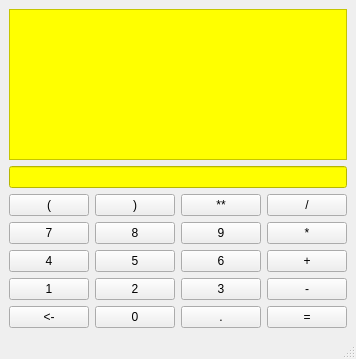
Before: the Qt Designer form mainwindow.ui in kerwinxu/kerwinCalculator, drawn with Qt 5.
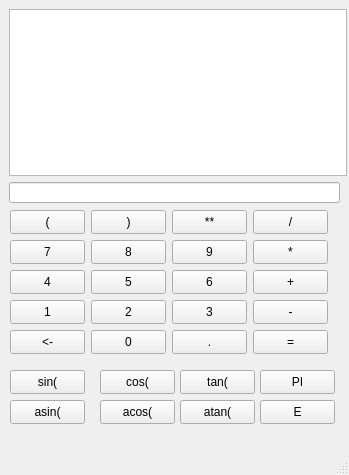
After: the same form once the commit is applied.

Diff of the .ui file:
```diff
--- a/mainwindow.ui
+++ b/mainwindow.ui
@@ -6,8 +6,8 @@
    <rect>
     <x>0</x>
     <y>0</y>
-    <width>354</width>
-    <height>359</height>
+    <width>349</width>
+    <height>475</height>
    </rect>
   </property>
   <property name="windowTitle">
@@ -23,168 +23,396 @@
 }</string>
   </property>
   <widget class="QWidget" name="centralwidget">
-   <layout class="QVBoxLayout" name="verticalLayout">
-    <item>
      <widget class="QPlainTextEdit" name="txt_content">
+    <property name="geometry">
+     <rect>
+      <x>9</x>
+      <y>9</y>
+      <width>338</width>
+      <height>167</height>
+     </rect>
+    </property>
       <property name="styleSheet">
-       <string notr="true">color: rgb(0, 0, 255);
-background-color: rgb(255, 255, 0);</string>
-      </property>
-     </widget>
-    </item>
-    <item>
+     <string notr="true"/>
+    </property>
+   </widget>
      <widget class="QLineEdit" name="txt_result">
+    <property name="geometry">
+     <rect>
+      <x>9</x>
+      <y>182</y>
+      <width>331</width>
+      <height>21</height>
+     </rect>
+    </property>
       <property name="styleSheet">
-       <string notr="true">color: rgb(0, 0, 255);
-background-color: rgb(255, 255, 0);</string>
-      </property>
-     </widget>
-    </item>
-    <item>
-     <layout class="QGridLayout" name="gridLayout">
-      <item row="0" column="0">
-       <widget class="QPushButton" name="btn_left_bracket">
+     <string notr="true"/>
+    </property>
+   </widget>
+   <widget class="QPushButton" name="btn_sin">
+    <property name="geometry">
+     <rect>
+      <x>10</x>
+      <y>370</y>
+      <width>75</width>
+      <height>24</height>
+     </rect>
+    </property>
         <property name="text">
-         <string>(</string>
-        </property>
-       </widget>
-      </item>
-      <item row="0" column="1">
+     <string>sin(</string>
+    </property>
+   </widget>
+   <widget class="QPushButton" name="btn_cos">
+    <property name="geometry">
+     <rect>
+      <x>100</x>
+      <y>370</y>
+      <width>75</width>
+      <height>24</height>
+     </rect>
+    </property>
+    <property name="text">
+     <string>cos(</string>
+    </property>
+   </widget>
+   <widget class="QPushButton" name="btn_tan">
+    <property name="geometry">
+     <rect>
+      <x>180</x>
+      <y>370</y>
+      <width>75</width>
+      <height>24</height>
+     </rect>
+    </property>
+    <property name="text">
+     <string>tan(</string>
+    </property>
+   </widget>
+   <widget class="QPushButton" name="btn_PI">
+    <property name="geometry">
+     <rect>
+      <x>260</x>
+      <y>370</y>
+      <width>75</width>
+      <height>24</height>
+     </rect>
+    </property>
+    <property name="text">
+     <string>PI</string>
+    </property>
+   </widget>
+   <widget class="QPushButton" name="btn_asin">
+    <property name="geometry">
+     <rect>
+      <x>10</x>
+      <y>400</y>
+      <width>75</width>
+      <height>24</height>
+     </rect>
+    </property>
+    <property name="text">
+     <string>asin(</string>
+    </property>
+   </widget>
+   <widget class="QPushButton" name="btn_acos">
+    <property name="geometry">
+     <rect>
+      <x>100</x>
+      <y>400</y>
+      <width>75</width>
+      <height>24</height>
+     </rect>
+    </property>
+    <property name="text">
+     <string>acos(</string>
+    </property>
+   </widget>
+   <widget class="QPushButton" name="btn_atan">
+    <property name="geometry">
+     <rect>
+      <x>180</x>
+      <y>400</y>
+      <width>75</width>
+      <height>24</height>
+     </rect>
+    </property>
+    <property name="text">
+     <string>atan(</string>
+    </property>
+   </widget>
+   <widget class="QPushButton" name="btn_E">
+    <property name="geometry">
+     <rect>
+      <x>260</x>
+      <y>400</y>
+      <width>75</width>
+      <height>24</height>
+     </rect>
+    </property>
+    <property name="text">
+     <string>E</string>
+    </property>
+   </widget>
+   <widget class="QPushButton" name="btn_1">
+    <property name="geometry">
+     <rect>
+      <x>10</x>
+      <y>300</y>
+      <width>75</width>
+      <height>24</height>
+     </rect>
+    </property>
+    <property name="text">
+     <string>1</string>
+    </property>
+   </widget>
+   <widget class="QPushButton" name="btn_2">
+    <property name="geometry">
+     <rect>
+      <x>91</x>
+      <y>300</y>
+      <width>75</width>
+      <height>24</height>
+     </rect>
+    </property>
+    <property name="text">
+     <string>2</string>
+    </property>
+   </widget>
+   <widget class="QPushButton" name="btn_div">
+    <property name="geometry">
+     <rect>
+      <x>253</x>
+      <y>210</y>
+      <width>75</width>
+      <height>24</height>
+     </rect>
+    </property>
+    <property name="text">
+     <string>/</string>
+    </property>
+   </widget>
        <widget class="QPushButton" name="btn_right_bracket">
+    <property name="geometry">
+     <rect>
+      <x>91</x>
+      <y>210</y>
+      <width>75</width>
+      <height>24</height>
+     </rect>
+    </property>
         <property name="text">
          <string>)</string>
         </property>
        </widget>
-      </item>
-      <item row="0" column="2">
+   <widget class="QPushButton" name="btn_left_bracket">
+    <property name="geometry">
+     <rect>
+      <x>10</x>
+      <y>210</y>
+      <width>75</width>
+      <height>24</height>
+     </rect>
+    </property>
+    <property name="text">
+     <string>(</string>
+    </property>
+   </widget>
        <widget class="QPushButton" name="btn_pow">
+    <property name="geometry">
+     <rect>
+      <x>172</x>
+      <y>210</y>
+      <width>75</width>
+      <height>24</height>
+     </rect>
+    </property>
         <property name="text">
          <string>**</string>
         </property>
        </widget>
-      </item>
-      <item row="0" column="3">
-       <widget class="QPushButton" name="btn_div">
-        <property name="text">
-         <string>/</string>
-        </property>
-       </widget>
-      </item>
-      <item row="1" column="0">
        <widget class="QPushButton" name="btn_7">
+    <property name="geometry">
+     <rect>
+      <x>10</x>
+      <y>240</y>
+      <width>75</width>
+      <height>24</height>
+     </rect>
+    </property>
         <property name="text">
          <string>7</string>
         </property>
        </widget>
-      </item>
-      <item row="1" column="1">
        <widget class="QPushButton" name="btn_8">
+    <property name="geometry">
+     <rect>
+      <x>91</x>
+      <y>240</y>
+      <width>75</width>
+      <height>24</height>
+     </rect>
+    </property>
         <property name="text">
          <string>8</string>
         </property>
        </widget>
-      </item>
-      <item row="1" column="2">
        <widget class="QPushButton" name="btn_9">
+    <property name="geometry">
+     <rect>
+      <x>172</x>
+      <y>240</y>
+      <width>75</width>
+      <height>24</height>
+     </rect>
+    </property>
         <property name="text">
          <string>9</string>
         </property>
        </widget>
-      </item>
-      <item row="1" column="3">
        <widget class="QPushButton" name="btn_mul">
+    <property name="geometry">
+     <rect>
+      <x>253</x>
+      <y>240</y>
+      <width>75</width>
+      <height>24</height>
+     </rect>
+    </property>
         <property name="text">
          <string>*</string>
         </property>
        </widget>
-      </item>
-      <item row="2" column="0">
        <widget class="QPushButton" name="btn_4">
+    <property name="geometry">
+     <rect>
+      <x>10</x>
+      <y>270</y>
+      <width>75</width>
+      <height>24</height>
+     </rect>
+    </property>
         <property name="text">
          <string>4</string>
         </property>
        </widget>
-      </item>
-      <item row="2" column="1">
        <widget class="QPushButton" name="btn_5">
+    <property name="geometry">
+     <rect>
+      <x>91</x>
+      <y>270</y>
+      <width>75</width>
+      <height>24</height>
+     </rect>
+    </property>
         <property name="text">
          <string>5</string>
         </property>
        </widget>
-      </item>
-      <item row="2" column="2">
-       <widget class="QPushButton" name="btn_6">
-        <property name="text">
-         <string>6</string>
-        </property>
-       </widget>
-      </item>
-      <item row="2" column="3">
        <widget class="QPushButton" name="btn_add">
+    <property name="geometry">
+     <rect>
+      <x>253</x>
+      <y>270</y>
+      <width>75</width>
+      <height>24</height>
+     </rect>
+    </property>
         <property name="text">
          <string>+</string>
         </property>
        </widget>
-      </item>
-      <item row="3" column="0">
-       <widget class="QPushButton" name="btn_1">
-        <property name="text">
-         <string>1</string>
-        </property>
-       </widget>
-      </item>
-      <item row="3" column="1">
-       <widget class="QPushButton" name="btn_2">
+   <widget class="QPushButton" name="btn_6">
+    <property name="geometry">
+     <rect>
+      <x>172</x>
+      <y>270</y>
+      <width>75</width>
+      <height>24</height>
+     </rect>
+    </property>
         <property name="text">
-         <string>2</string>
-        </property>
-       </widget>
-      </item>
-      <item row="3" column="2">
-       <widget class="QPushButton" name="btn_3">
-        <property name="text">
-         <string>3</string>
-        </property>
-       </widget>
-      </item>
-      <item row="3" column="3">
+     <string>6</string>
+    </property>
+   </widget>
        <widget class="QPushButton" name="btn_sub">
+    <property name="geometry">
+     <rect>
+      <x>253</x>
+      <y>300</y>
+      <width>75</width>
+      <height>24</height>
+     </rect>
+    </property>
         <property name="text">
          <string>-</string>
         </property>
        </widget>
-      </item>
-      <item row="4" column="0">
-       <widget class="QPushButton" name="btn_backspace">
+   <widget class="QPushButton" name="btn_3">
+    <property name="geometry">
+     <rect>
+      <x>172</x>
+      <y>300</y>
+      <width>75</width>
+      <height>24</height>
+     </rect>
+    </property>
         <property name="text">
-         <string>&lt;-</string>
-        </property>
-       </widget>
-      </item>
-      <item row="4" column="1">
+     <string>3</string>
+    </property>
+   </widget>
        <widget class="QPushButton" name="btn_0">
+    <property name="geometry">
+     <rect>
+      <x>91</x>
+      <y>330</y>
+      <width>75</width>
+      <height>24</height>
+     </rect>
+    </property>
         <property name="text">
          <string>0</string>
         </property>
        </widget>
-      </item>
-      <item row="4" column="2">
+   <widget class="QPushButton" name="btn_backspace">
+    <property name="geometry">
+     <rect>
+      <x>10</x>
+      <y>330</y>
+      <width>75</width>
+      <height>24</height>
+     </rect>
+    </property>
+    <property name="text">
+     <string>&lt;-</string>
+    </property>
+   </widget>
        <widget class="QPushButton" name="btn_dot">
+    <property name="geometry">
+     <rect>
+      <x>172</x>
+      <y>330</y>
+      <width>75</width>
+      <height>24</height>
+     </rect>
+    </property>
         <property name="text">
          <string>.</string>
         </property>
        </widget>
-      </item>
-      <item row="4" column="3">
        <widget class="QPushButton" name="btn_calu">
+    <property name="geometry">
+     <rect>
+      <x>253</x>
+      <y>330</y>
+      <width>75</width>
+      <height>24</height>
+     </rect>
+    </property>
         <property name="text">
          <string>=</string>
         </property>
        </widget>
-      </item>
-     </layout>
-    </item>
-   </layout>
   </widget>
   <widget class="QMenuBar" name="menubar">
    <property name="geometry">
```
Left out of the diff: 10 changed lines with no effect on the pictures. Lines whose indentation alone changed are shown as unchanged.
